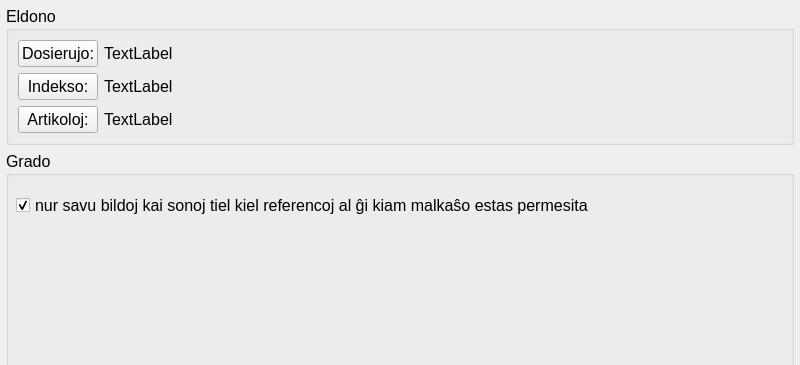
Before: the Qt Designer form datumbazoekstrakto.ui in MDCremer/Gradivus, drawn with Qt 5; both pictures show x 0 to 800 and y 0 to 365 of the 800 by 600 pixel window.
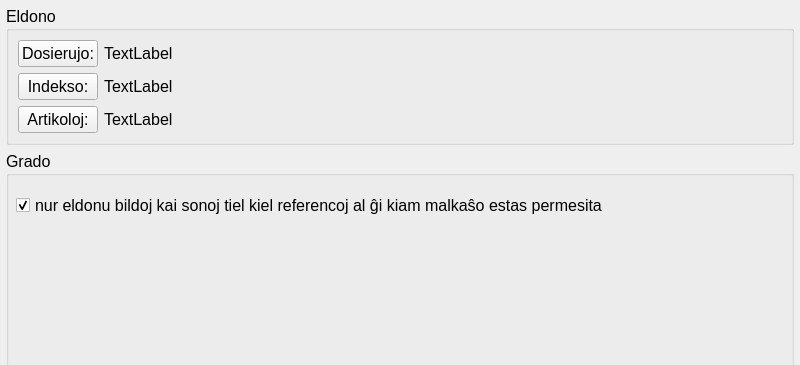
After: the same form once the commit is applied.

The edit to the form file:
```diff
--- a/datumbazoekstrakto.ui
+++ b/datumbazoekstrakto.ui
@@ -113,7 +113,7 @@
        </rect>
       </property>
       <property name="text">
-       <string>nur savu bildoj kai sonoj tiel kiel referencoj al ĝi kiam malkaŝo estas permesita</string>
+       <string>nur eldonu bildoj kai sonoj tiel kiel referencoj al ĝi kiam malkaŝo estas permesita</string>
       </property>
       <property name="checked">
        <bool>true</bool>
```
